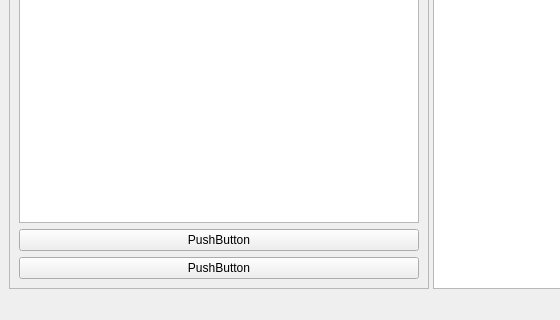
Above: slacx/slacxui/basic.ui from slaclab/paws before the change; both pictures show x 0 to 560 and y 608 to 928 of the 1256 by 928 pixel window. Below: the same form after it.
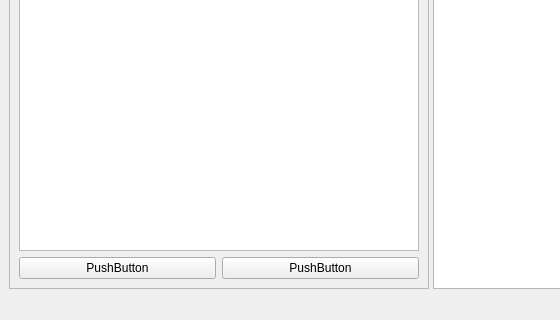
That is the form after the change.

What changed in the file:
```diff
--- a/slacx/slacxui/basic.ui
+++ b/slacx/slacxui/basic.ui
@@ -34,15 +34,15 @@
         <item row="0" column="0" colspan="2">
          <widget class="QTreeView" name="op_tree"/>
         </item>
-        <item row="3" column="0" colspan="2">
-         <widget class="QPushButton" name="edit_op_button">
+        <item row="4" column="1">
+         <widget class="QPushButton" name="add_op_button">
           <property name="text">
            <string>PushButton</string>
           </property>
          </widget>
         </item>
-        <item row="2" column="0" colspan="2">
-         <widget class="QPushButton" name="add_op_button">
+        <item row="4" column="0">
+         <widget class="QPushButton" name="edit_op_button">
           <property name="text">
            <string>PushButton</string>
           </property>
```
